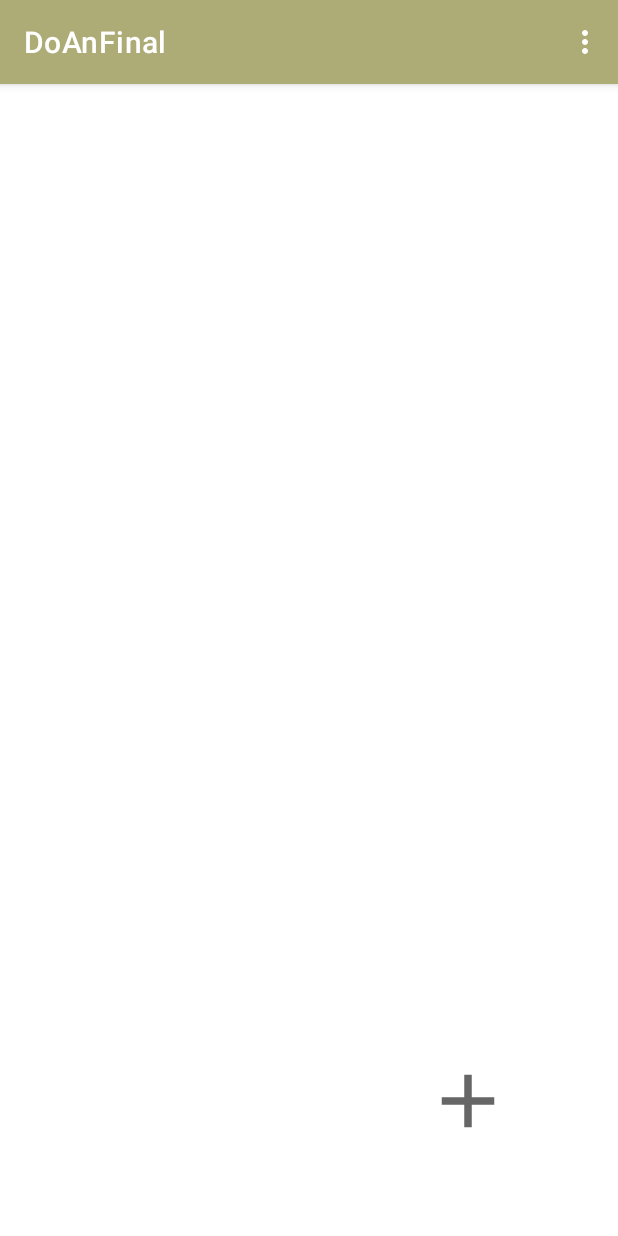
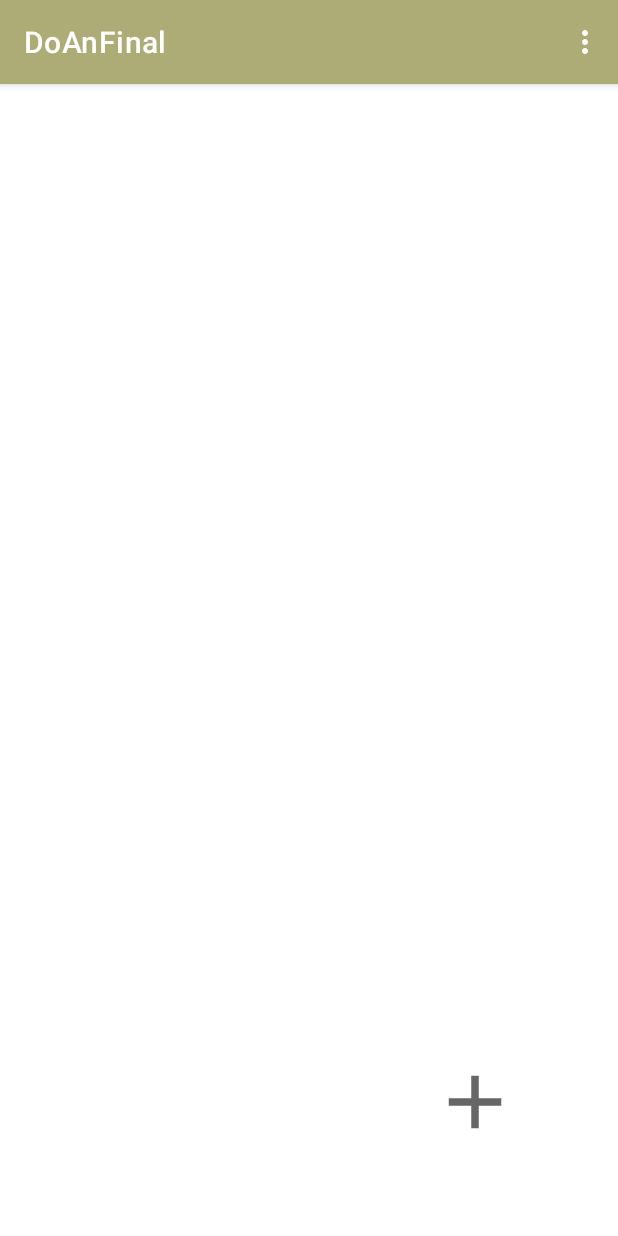
Before and after one commit to Miracle30/doanandroid, an Android app: the screen it shows after launch (MainActivity), on a phone screen of 412 x 824 dp. Run offline under Robolectric (Android 15) with nearby library versions, the phone set to English and light mode, and no system bars.

Commit message:
Add Item

```diff
--- /dev/null
+++ b/app/src/main/res/drawable/ic_baseline_calendar_today_24.xml
@@ -0,0 +1,5 @@
+<vector android:alpha="0.71" android:height="24dp"
+    android:tint="#000000" android:viewportHeight="24"
+    android:viewportWidth="24" android:width="24dp" xmlns:android="http://schemas.android.com/apk/res/android">
+    <path android:fillColor="@android:color/white" android:pathData="M20,3h-1L19,1h-2v2L7,3L7,1L5,1v2L4,3c-1.1,0 -2,0.9 -2,2v16c0,1.1 0.9,2 2,2h16c1.1,0 2,-0.9 2,-2L22,5c0,-1.1 -0.9,-2 -2,-2zM20,21L4,21L4,8h16v13z"/>
+</vector>
--- /dev/null
+++ b/app/src/main/res/drawable/ic_baseline_save_24.xml
@@ -0,0 +1,5 @@
+<vector android:alpha="0.54" android:height="24dp"
+    android:tint="#707070" android:viewportHeight="24"
+    android:viewportWidth="24" android:width="24dp" xmlns:android="http://schemas.android.com/apk/res/android">
+    <path android:fillColor="@android:color/white" android:pathData="M17,3L5,3c-1.11,0 -2,0.9 -2,2v14c0,1.1 0.89,2 2,2h14c1.1,0 2,-0.9 2,-2L21,7l-4,-4zM12,19c-1.66,0 -3,-1.34 -3,-3s1.34,-3 3,-3 3,1.34 3,3 -1.34,3 -3,3zM15,9L5,9L5,5h10v4z"/>
+</vector>
--- a/app/src/main/res/layout/activity_main.xml
+++ b/app/src/main/res/layout/activity_main.xml
@@ -5,6 +5,13 @@
     android:layout_width="fill_parent"
     android:layout_height="fill_parent"
     tools:context=".MainActivity">
+
+    <RelativeLayout
+        android:layout_width="match_parent"
+        android:layout_height="match_parent"
+        app:layout_constraintBottom_toBottomOf="parent">
+
+
         <ImageView
             android:id="@+id/them"
             android:layout_width="80dp"
@@ -12,11 +19,18 @@
             android:layout_alignParentEnd="true"
             android:layout_alignParentRight="true"
             android:layout_alignParentBottom="true"
-        android:layout_marginEnd="60dp"
-        android:layout_marginRight="60dp"
-        android:layout_marginBottom="60dp"
+            android:layout_marginEnd="55dp"
+            android:layout_marginRight="55dp"
+            android:layout_marginBottom="59dp"
             android:contentDescription="TODO"
+            app:layout_constraintBottom_toBottomOf="parent"
+            app:layout_constraintEnd_toEndOf="parent"
+            app:layout_constraintHorizontal_bias="0.882"
+            app:layout_constraintStart_toStartOf="parent"
+            app:layout_constraintTop_toTopOf="parent"
+            app:layout_constraintVertical_bias="0.9"
             app:srcCompat="@drawable/ic_baseline_add_24"
             tools:ignore="MissingConstraints,VectorDrawableCompat" />
+    </RelativeLayout>
 
 </RelativeLayout>
--- a/app/src/main/res/values/themes.xml
+++ b/app/src/main/res/values/themes.xml
@@ -3,7 +3,7 @@
     <style name="Theme.DoAnFinal" parent="Theme.MaterialComponents.DayNight.DarkActionBar">
         <!-- Primary brand color. -->
         <item name="colorPrimary">@color/xanhReu</item>
-        <item name="colorPrimaryVariant">@color/hongBinz</item>
+        <item name="colorPrimaryVariant">#595b83</item>
         <item name="colorOnPrimary">@color/white</item>
         <!-- Secondary brand color. -->
         <item name="colorSecondary">@color/teal_200</item>
```
Also changed, not shown: app/src/main/java/com/example/doanfinal/AddTask.java (+37 -18 lines), app/src/main/java/com/example/todo/DatePickerFrag.java (added, +23 -0 lines), app/src/main/res/layout/activity_add_task.xml (+30 -26 lines). Lines whose indentation alone changed are shown as unchanged.
